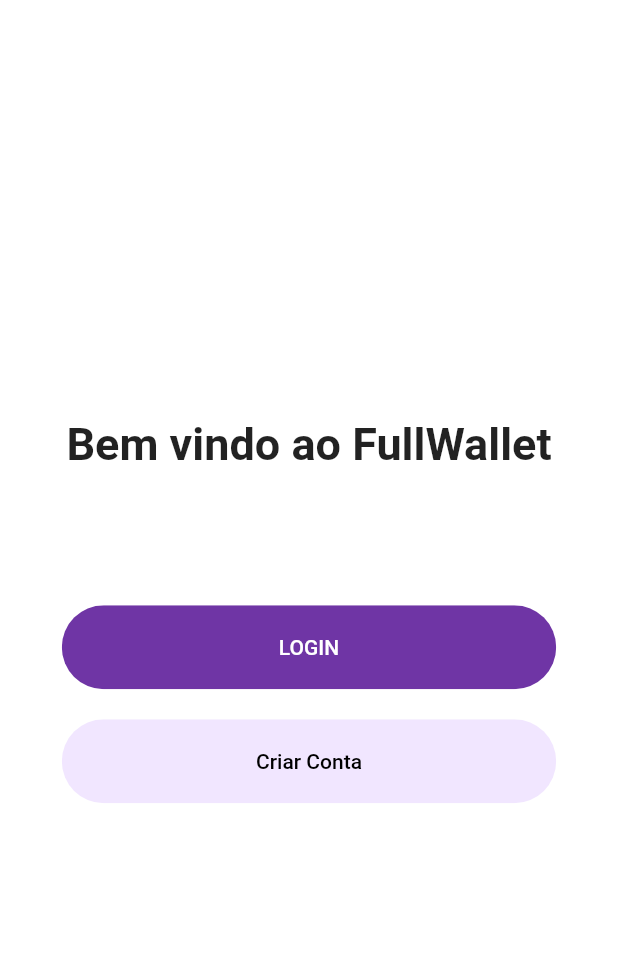
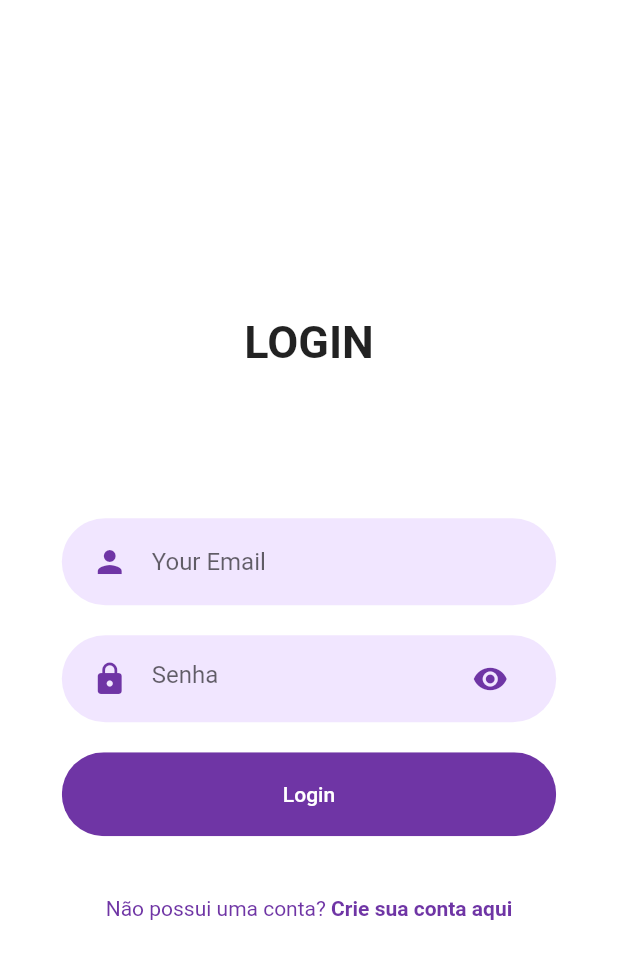
Before and after one commit to TCC-Estevao/app, a Flutter app: the screen it shows after launch, after a tap on "LOGIN", on a phone screen of 412 x 824 dp. Shown: the top 959 px of the screen. Run offline on Flutter 3.47's test engine with Material 2 defaults, Android fonts, the phone set to English and light mode, and no system bars.

Commit message:
feat: implement login screen

```diff
--- /dev/null
+++ b/lib/components/already_have_account_check.dart
@@ -0,0 +1,35 @@
+import 'package:app/constants.dart';
+import 'package:flutter/material.dart';
+
+class AlreadyHaveAnAccountCheck extends StatelessWidget {
+  final bool login;
+  final VoidCallback press;
+  const AlreadyHaveAnAccountCheck({
+    super.key,
+    this.login = true,
+    required this.press,
+  });
+
+  @override
+  Widget build(BuildContext context) {
+    return Row(
+      mainAxisAlignment: MainAxisAlignment.center,
+      children: [
+        Text(
+          login ? "Não possui uma conta? " : "Já possui uma conta? ",
+          style: TextStyle(color: primaryColor),
+        ),
+        GestureDetector(
+          onTap: press,
+          child: Text(
+            login ? "Crie sua conta aqui" : "Acesse sua conta aqui",
+            style: const TextStyle(
+              color: primaryColor,
+              fontWeight: FontWeight.bold,
+            ),
+          ),
+        )
+      ],
+    );
+  }
+}
--- /dev/null
+++ b/lib/components/rounded_input.dart
@@ -0,0 +1,26 @@
+import 'package:app/components/text_field_input.dart';
+import 'package:app/constants.dart';
+import 'package:flutter/material.dart';
+
+class RoundedInputField extends StatelessWidget {
+  final String hinText;
+  final IconData icon;
+  const RoundedInputField({
+    super.key,
+    required this.hinText,
+    this.icon = Icons.person,
+  });
+
+  @override
+  Widget build(BuildContext context) {
+    return TextFieldContainer(
+      child: TextField(
+        decoration: InputDecoration(
+          hintText: hinText,
+          border: InputBorder.none,
+          icon: Icon(icon, color: primaryColor),
+        ),
+      ),
+    );
+  }
+}
--- /dev/null
+++ b/lib/components/text_field_input.dart
@@ -0,0 +1,25 @@
+import 'package:app/constants.dart';
+import 'package:flutter/material.dart';
+
+class TextFieldContainer extends StatelessWidget {
+  final Widget child;
+  const TextFieldContainer({
+    super.key,
+    required this.child,
+  });
+
+  @override
+  Widget build(BuildContext context) {
+    Size size = MediaQuery.of(context).size;
+    return Container(
+      margin: EdgeInsets.symmetric(vertical: 10),
+      width: size.width * 0.8,
+      padding: EdgeInsets.symmetric(horizontal: 20, vertical: 5),
+      decoration: BoxDecoration(
+        color: primaryLightColor,
+        borderRadius: BorderRadius.circular(30),
+      ),
+      child: child,
+    );
+  }
+}
--- /dev/null
+++ b/lib/screens/Login/body.dart
@@ -0,0 +1,50 @@
+import 'package:app/constants.dart';
+import 'package:app/screens/Login/login_screen.dart';
+import 'package:flutter/material.dart';
+
+import '../../components/already_have_account_check.dart';
+import '../../components/rounded_button.dart';
+import '../../components/rounded_input.dart';
+import 'components/rounded_password_input.dart';
+
+class LoginBody extends StatelessWidget {
+  const LoginBody({super.key});
+
+  @override
+  Widget build(BuildContext context) {
+    Size size = MediaQuery.of(context).size;
+    return Scaffold(
+      body: Container(
+        height: size.height,
+        width: double.infinity,
+        child: Column(
+          mainAxisAlignment: MainAxisAlignment.center,
+          children: [
+            const Text(
+              "LOGIN",
+              style: TextStyle(
+                fontSize: titleFontSize,
+                fontWeight: FontWeight.bold,
+              ),
+            ),
+            const SizedBox(height: 90),
+            const RoundedInputField(hinText: "Your Email", icon: Icons.person),
+            const RoundedPasswordField(),
+            RoundedButton(press: () {}, text: "Login"),
+            const SizedBox(height: 30),
+            AlreadyHaveAnAccountCheck(press: () {
+              Navigator.push(
+                context,
+                MaterialPageRoute(
+                  builder: (context) {
+                    return const LoginScreen();
+                  },
+                ),
+              );
+            })
+          ],
+        ),
+      ),
+    );
+  }
+}
--- /dev/null
+++ b/lib/screens/Login/components/rounded_password_input.dart
@@ -0,0 +1,31 @@
+import 'package:app/constants.dart';
+import 'package:flutter/material.dart';
+
+import '../../../components/text_field_input.dart';
+
+class RoundedPasswordField extends StatelessWidget {
+  const RoundedPasswordField({
+    super.key,
+  });
+
+  @override
+  Widget build(BuildContext context) {
+    return const TextFieldContainer(
+      child: TextField(
+        obscureText: true,
+        decoration: InputDecoration(
+          hintText: "Senha",
+          icon: Icon(
+            Icons.lock,
+            color: primaryColor,
+          ),
+          border: InputBorder.none,
+          suffixIcon: Icon(
+            Icons.visibility,
+            color: primaryColor,
+          ),
+        ),
+      ),
+    );
+  }
+}
--- /dev/null
+++ b/lib/screens/Login/login_screen.dart
@@ -0,0 +1,16 @@
+import 'package:app/screens/Login/body.dart';
+import 'package:flutter/material.dart';
+import 'package:flutter/src/widgets/framework.dart';
+import 'package:flutter/src/widgets/placeholder.dart';
+
+class LoginScreen extends StatelessWidget {
+  const LoginScreen({super.key});
+
+  @override
+  Widget build(BuildContext context) {
+    Size size = MediaQuery.of(context).size;
+    return const Scaffold(
+      body: LoginBody(),
+    );
+  }
+}
--- /dev/null
+++ b/lib/screens/SignUp/body.dart
@@ -0,0 +1,22 @@
+import 'package:flutter/material.dart';
+import 'package:flutter/src/widgets/framework.dart';
+import 'package:flutter/src/widgets/placeholder.dart';
+
+class SignUpBody extends StatelessWidget {
+  const SignUpBody({super.key});
+
+  @override
+  Widget build(BuildContext context) {
+    Size size = MediaQuery.of(context).size;
+    return Scaffold(
+      body: Container(
+        height: size.height,
+        width: double.infinity,
+        child: Column(
+          mainAxisAlignment: MainAxisAlignment.center,
+          children: const [Text("Cadastrar Conta")],
+        ),
+      ),
+    );
+  }
+}
--- /dev/null
+++ b/lib/screens/SignUp/signup_screen.dart
@@ -0,0 +1,14 @@
+import 'package:flutter/material.dart';
+
+import 'body.dart';
+
+class SignUpScreen extends StatelessWidget {
+  const SignUpScreen({super.key});
+
+  @override
+  Widget build(BuildContext context) {
+    return const Scaffold(
+      body: SignUpBody(),
+    );
+  }
+}
--- a/lib/screens/components/body.dart
+++ b/lib/screens/Welcome/components/body.dart
@@ -1,7 +1,10 @@
 import 'package:app/constants.dart';
+import 'package:app/screens/Login/login_screen.dart';
+import 'package:app/screens/SignUp/body.dart';
+import 'package:app/screens/SignUp/signup_screen.dart';
 import 'package:flutter/material.dart';
 
-import '../../components/rounded_button.dart';
+import '../../../components/rounded_button.dart';
 
 class Body extends StatelessWidget {
   const Body({super.key});
@@ -23,11 +26,24 @@ class Body extends StatelessWidget {
               ),
               const SizedBox(height: 80),
               RoundedButton(
-                press: () {},
+                press: () {
+                  Navigator.push(
+                    context,
+                    MaterialPageRoute(
+                      builder: (context) {
+                        return const LoginScreen();
+                      },
+                    ),
+                  );
+                },
                 text: "LOGIN",
               ),
               RoundedButton(
-                press: () {},
+                press: () {
+                  Navigator.push(context, MaterialPageRoute(builder: (context) {
+                    return const SignUpScreen();
+                  }));
+                },
                 color: primaryLightColor,
                 textColor: Colors.black,
                 text: "Criar Conta",
--- a/lib/screens/Welcome/welcome_screen.dart
+++ b/lib/screens/Welcome/welcome_screen.dart
@@ -1,4 +1,4 @@
-import 'package:app/screens/components/body.dart';
+import 'package:app/screens/Welcome/components/body.dart';
 import 'package:flutter/material.dart';
 
 class WelcomeScreen extends StatelessWidget {
```
